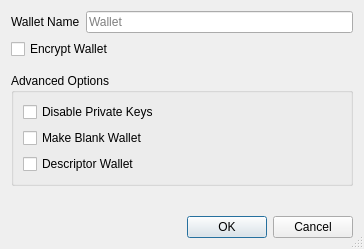
Crowndev/crown, file src/qt/forms/createwalletdialog.ui: the form before one commit.
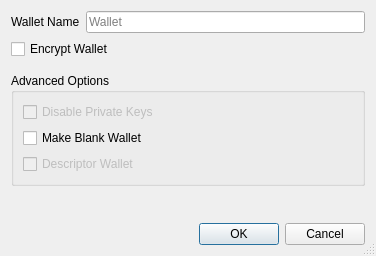
The form after the commit.

What changed in the file:
```diff
--- a/src/qt/forms/createwalletdialog.ui
+++ b/src/qt/forms/createwalletdialog.ui
@@ -6,8 +6,8 @@
    <rect>
     <x>0</x>
     <y>0</y>
-    <width>364</width>
-    <height>249</height>
+    <width>376</width>
+    <height>256</height>
    </rect>
   </property>
   <property name="windowTitle">
@@ -79,7 +79,7 @@
       <item>
        <widget class="QCheckBox" name="disable_privkeys_checkbox">
         <property name="enabled">
-         <bool>true</bool>
+         <bool>false</bool>
         </property>
         <property name="toolTip">
          <string>Disable private keys for this wallet. Wallets with private keys disabled will have no private keys and cannot have an HD seed or imported private keys. This is ideal for watch-only wallets.</string>
@@ -101,6 +101,9 @@
       </item>
       <item>
        <widget class="QCheckBox" name="descriptor_checkbox">
+        <property name="enabled">
+         <bool>false</bool>
+        </property>
         <property name="toolTip">
          <string>Use descriptors for scriptPubKey management</string>
         </property>
```
